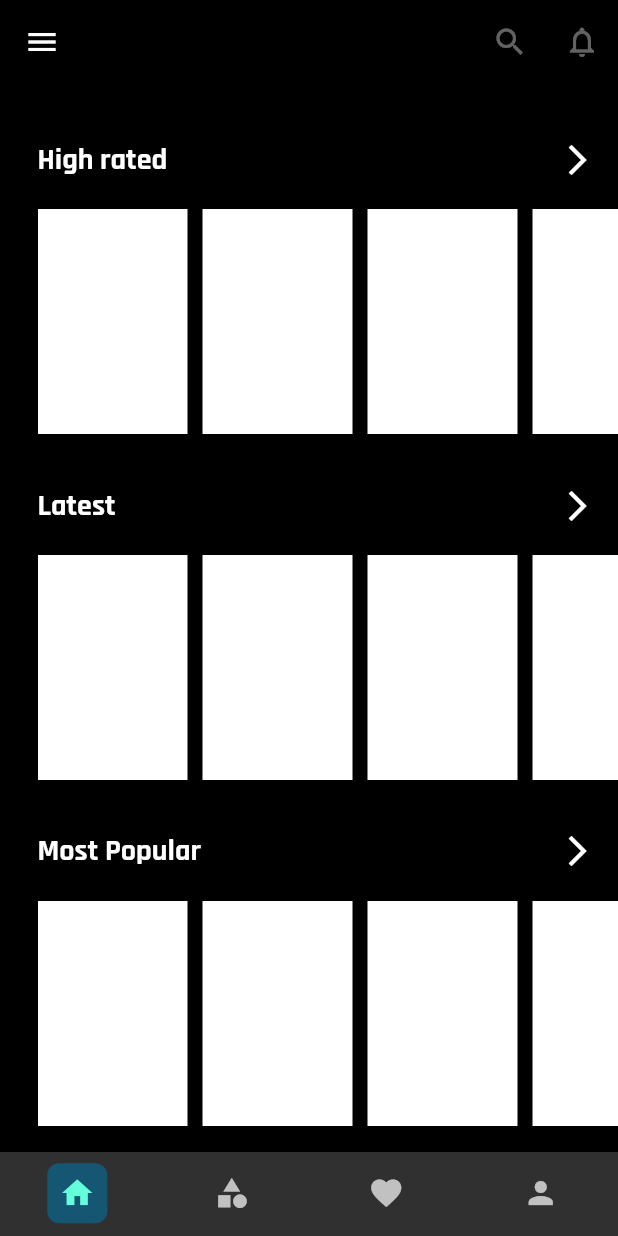
After one commit to mbaka-bilal/freetv, a Flutter app: the Home screen opened by its route, on a phone screen of 412 x 824 dp. The commit adds this screen. Run offline on Flutter 3.47's test engine with Material 2 defaults, Android fonts, the phone set to English and light mode, and no system bars; our stand-ins replace font_awesome_flutter.

Commit message:
add home page

```diff
--- a/lib/main.dart
+++ b/lib/main.dart
@@ -3,6 +3,7 @@ import 'package:flutter/services.dart';
 
 import '../pages/signin.dart';
 import '../pages/signup.dart';
+import '../pages/home.dart';
 
 void main() {
   runApp(const MyApp());
@@ -15,7 +16,7 @@ class MyApp extends StatelessWidget {
   @override
   Widget build(BuildContext context) {
     return MaterialApp(
-      title: 'Flutter Demo',
+      title: 'FreeTV',
       debugShowCheckedModeBanner: false,
       theme: ThemeData(
           primarySwatch: Colors.blue,
@@ -24,13 +25,17 @@ class MyApp extends StatelessWidget {
               bodyText1: TextStyle(
             fontWeight: FontWeight.bold,
             fontSize: 20,
+            fontFamily: "Rajdhani",
           )),
           elevatedButtonTheme: ElevatedButtonThemeData(
               style: ButtonStyle(
             backgroundColor: MaterialStateProperty.all(Color(0xFF0B314C)),
           ))),
       home: const Signin(),
-      routes: {"/signup":(ctx)=>Signup()},
+      routes: {
+        "/signup":(ctx)=>Signup(),
+        "/home" : (ctx) => Home(),
+      },
     );
   }
 }
--- /dev/null
+++ b/lib/pages/home.dart
@@ -0,0 +1,237 @@
+import 'package:flutter/material.dart';
+
+class Home extends StatefulWidget {
+  const Home({Key? key}) : super(key: key);
+
+  @override
+  State<Home> createState() => _HomeState();
+}
+
+class _HomeState extends State<Home> {
+  int currentPageIndex = 0; //which page are we displaying
+
+  @override
+  Widget build(BuildContext context) {
+    return Scaffold(
+      backgroundColor: Colors.black,
+      appBar: AppBar(
+        elevation: 0,
+
+        backgroundColor: Colors.transparent,
+        leading: const Icon(Icons.menu),
+        actions: [
+          IconButton(onPressed: null, icon: Icon(Icons.search)),
+          IconButton(onPressed: null,icon: Icon(Icons.notifications_outlined))
+
+
+        ],
+      ),
+      bottomNavigationBar: BottomNavigationBar(
+        onTap: (index) {
+          setState(() {
+            currentPageIndex = index;
+          });
+        },
+        type: BottomNavigationBarType.fixed,
+        currentIndex: currentPageIndex,
+        selectedLabelStyle: TextStyle(
+          fontSize: 0
+        ),
+        unselectedLabelStyle: TextStyle(
+          fontSize: 0
+        ),
+        items: [
+          BottomNavigationBarItem(
+              activeIcon: Container(
+      width: 40,
+        height: 40,
+        decoration: BoxDecoration(
+          color: Color(0xFF155672),
+
+            borderRadius: BorderRadius.circular(8)
+
+        ),
+        child: Icon(Icons.home),
+      ),
+              icon: Icon(Icons.home),
+          label: ""
+          ),
+
+          BottomNavigationBarItem(
+              activeIcon: Container(
+                width: 40,
+                height: 40,
+                decoration: BoxDecoration(
+                    color: Color(0xFF155672),
+
+                    borderRadius: BorderRadius.circular(8)
+
+                ),
+                child: Icon(Icons.category),
+              ),
+              icon: Icon(Icons.category),
+              label: ""
+          ),
+          BottomNavigationBarItem(
+              activeIcon: Container(
+                width: 40,
+                height: 40,
+                decoration: BoxDecoration(
+                    color: Color(0xFF155672),
+
+                    borderRadius: BorderRadius.circular(8)
+
+                ),
+                child: Icon(Icons.favorite),
+              ),
+              icon: Icon(Icons.favorite),
+              label: ""
+          ),
+          BottomNavigationBarItem(
+              activeIcon: Container(
+                width: 40,
+                height: 40,
+                decoration: BoxDecoration(
+                    color: Color(0xFF155672),
+
+                    borderRadius: BorderRadius.circular(8)
+
+                ),
+                child: Icon(Icons.person),
+              ),
+              icon: Icon(Icons.person),
+              label: ""
+          ),
+        ],
+      ),
+      body: CustomScrollView(
+        scrollDirection: Axis.vertical,
+        slivers: [
+          SliverFillRemaining(
+            hasScrollBody: false,
+            child: Container(
+
+              child: Padding(
+                padding: const EdgeInsets.only(top: 20),
+                child: Column(
+                  // mainAxisSize: MainAxisSize.max,
+                  mainAxisAlignment: MainAxisAlignment.spaceAround,
+                  children: [
+                    Padding(
+                      padding: const EdgeInsets.only(left: 25.0),
+                      child: Column(
+                        children: [
+                          Row(
+                            mainAxisAlignment: MainAxisAlignment.spaceBetween,
+                            children: [
+                              Text("High rated",style: Theme.of(context).textTheme.bodyText1,),
+                              Padding(
+                                padding: const EdgeInsets.only(right: 15.0),
+                                child: Icon(Icons.arrow_forward_ios),
+                              ),
+                            ],
+                          ),
+                          SizedBox(
+                            height: 20,
+                          ),
+                          Container(
+
+                            height: 150,
+                            child: ListView.separated(
+                                scrollDirection: Axis.horizontal,
+                                itemBuilder: (index,ctx) {
+                                  return Container(
+                                    width: 100,
+                                    height: 100,
+                                    color: Colors.white,
+                                  );
+                                }, separatorBuilder: (index,ctx) => SizedBox(
+                              width: 10,
+                            ), itemCount: 10),
+                          ),
+                        ],
+                      ),
+                    ),
+
+                    Padding(
+                      padding: const EdgeInsets.only(left: 25.0),
+                      child: Column(
+                        children: [
+                          Row(
+                            mainAxisAlignment: MainAxisAlignment.spaceBetween,
+                            children: [
+                              Text("Latest",style: Theme.of(context).textTheme.bodyText1,),
+                              Padding(
+                                padding: const EdgeInsets.only(right: 15.0),
+                                child: Icon(Icons.arrow_forward_ios),
+                              ),
+                            ],
+                          ),
+                          SizedBox(
+                            height: 20,
+                          ),
+                          Container(
+
+                            height: 150,
+                            child: ListView.separated(
+                                scrollDirection: Axis.horizontal,
+                                itemBuilder: (index,ctx) {
+                                  return Container(
+                                    width: 100,
+                                    height: 100,
+                                    color: Colors.white,
+                                  );
+                                }, separatorBuilder: (index,ctx) => SizedBox(
+                              width: 10,
+                            ), itemCount: 10),
+                          ),
+                        ],
+                      ),
+                    ),
+                    // SizedBox(height: 20,),
+                    Padding(
+                      padding: const EdgeInsets.only(left: 25.0),
+                      child: Column(
+                        children: [
+                          Row(
+                            mainAxisAlignment: MainAxisAlignment.spaceBetween,
+                            children: [
+                              Text("Most Popular",style: Theme.of(context).textTheme.bodyText1,),
+                              Padding(
+                                padding: const EdgeInsets.only(right: 15.0),
+                                child: Icon(Icons.arrow_forward_ios),
+                              ),
+                            ],
+                          ),
+                          SizedBox(
+                            height: 20,
+                          ),
+                          Container(
+                            height: 150,
+                            child: ListView.separated(
+                                scrollDirection: Axis.horizontal,
+                                itemBuilder: (index,ctx) {
+                                  return Container(
+                                    width: 100,
+                                    height: 100,
+                                    color: Colors.white,
+                                  );
+                                }, separatorBuilder: (index,ctx) => SizedBox(
+                              width: 10,
+                            ), itemCount: 10),
+                          ),
+                        ],
+                      ),
+                    ),
+
+                  ],
+                ),
+              ),
+            ),
+          )
+        ],
+
+      ),
+    );
+  }
+}
--- a/lib/pages/signin.dart
+++ b/lib/pages/signin.dart
@@ -19,6 +19,7 @@ class _SigninState extends State<Signin> {
   @override
   Widget build(BuildContext context) {
     return Scaffold(
+
       body: SafeArea(
         child: Stack(
           children: [
@@ -114,7 +115,7 @@ class _SigninState extends State<Signin> {
                           width: MediaQuery.of(context).size.width,
                           height: 50,
                           child: ElevatedButton(
-                            onPressed: null,
+                            onPressed: () => Navigator.of(context).pushNamed("/home"),
                             child: Text(
                               "Login",
                               style: Theme.of(context).textTheme.bodyText1,
--- a/lib/pages/signup.dart
+++ b/lib/pages/signup.dart
@@ -19,6 +19,12 @@ class _SignupState extends State<Signup> {
   @override
   Widget build(BuildContext context) {
     return Scaffold(
+      appBar: AppBar(
+        automaticallyImplyLeading: true,
+        elevation: 0,
+        backgroundColor: Colors.transparent,
+        // leading: Icon(Icons.arrow_back,color: Colors.white,),
+      ),
       body: SafeArea(
         child: Stack(
           children: [
```
